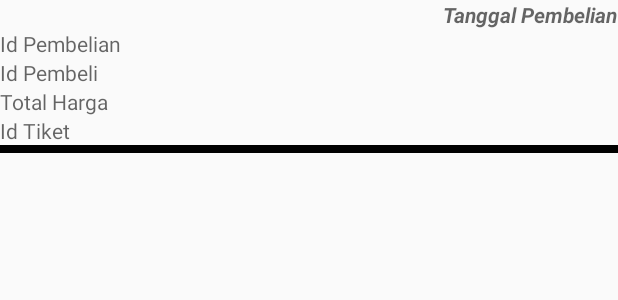
After one commit to yona77/Networking2, an Android app: the layout list_item.xml on its own in the app's theme, with its tools: preview values and no code run, on a phone screen of 412 x 824 dp. The commit adds this screen. Shown: the top 300 px of the screen. Run offline under Robolectric (Android 15) with nearby library versions, the phone set to English and light mode, and no system bars.

Commit message:
Praktikum 11.2

```diff
--- a/app/build.gradle
+++ b/app/build.gradle
@@ -31,4 +31,6 @@ dependencies {
     implementation 'com.squareup.picasso:picasso:2.5.2'
     implementation 'com.squareup.retrofit2:retrofit:2.1.0'
     implementation 'com.squareup.retrofit2:converter-gson:2.1.0'
+
+    implementation 'com.android.support:recyclerview-v7:28.0.0'
 }
--- /dev/null
+++ b/app/src/main/res/layout/list_item.xml
@@ -0,0 +1,63 @@
+<?xml version="1.0" encoding="utf-8"?>
+<LinearLayout xmlns:android="http://schemas.android.com/apk/res/android"
+    android:layout_width="match_parent"
+    android:layout_height="match_parent"
+    android:orientation="vertical">
+
+    <RelativeLayout
+        android:layout_width="wrap_content"
+        android:layout_height="wrap_content">
+
+        <TextView
+            android:id="@+id/tvTanggalBeli"
+            android:layout_width="wrap_content"
+            android:layout_height="wrap_content"
+            android:textColor="@color/white"
+            android:hint="Tanggal Pembelian"
+            android:layout_alignParentEnd="true"
+            android:textStyle="bold|italic"
+            android:layout_alignParentRight="true" />
+
+        <TextView
+            android:id="@+id/tvIdPembelian"
+            android:layout_width="wrap_content"
+            android:layout_height="wrap_content"
+            android:textColor="@color/white"
+            android:hint="Id Pembelian"
+            android:layout_below="@id/tvTanggalBeli"
+            />
+
+        <TextView
+            android:id="@+id/tvIdPembeli"
+            android:layout_width="wrap_content"
+            android:layout_height="wrap_content"
+            android:textColor="@color/white"
+            android:hint="Id Pembeli"
+            android:layout_below="@id/tvIdPembelian"
+            />
+
+        <TextView
+            android:id="@+id/tvTotalHarga"
+            android:layout_width="wrap_content"
+            android:layout_height="wrap_content"
+            android:textColor="@color/white"
+            android:hint="Total Harga"
+            android:layout_below="@id/tvIdPembeli"
+            />
+
+        <TextView
+            android:id="@+id/tvIdTiket"
+            android:layout_width="wrap_content"
+            android:layout_height="wrap_content"
+            android:textColor="@color/white"
+            android:hint="Id Tiket"
+            android:layout_below="@id/tvTotalHarga"
+            />
+    </RelativeLayout>
+<View
+    android:background="@color/dark"
+    android:layout_width="match_parent"
+    android:layout_height="5dp">
+
+</View>
+</LinearLayout>
```
Also changed, not shown: app/src/main/java/com/example/yona/retrofityona/Adapter/MyAdapter.java (added, +55 -0 lines), app/src/main/java/com/example/yona/retrofityona/MainActivity.java (+14 -0 lines), app/src/main/res/layout/activity_main.xml (+7 -0 lines).
